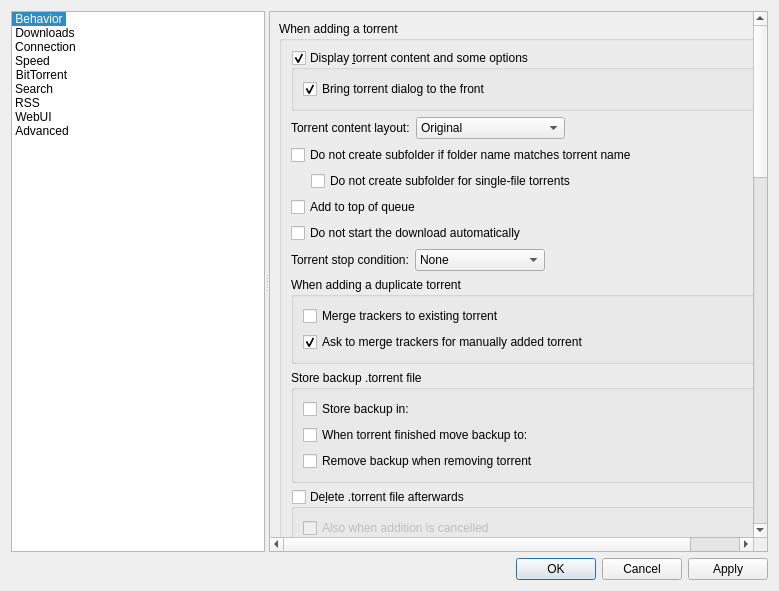
The window that src/gui/optionsdialog.ui (HASJ/qBittorrent) describes before a commit, drawn with Qt 5.
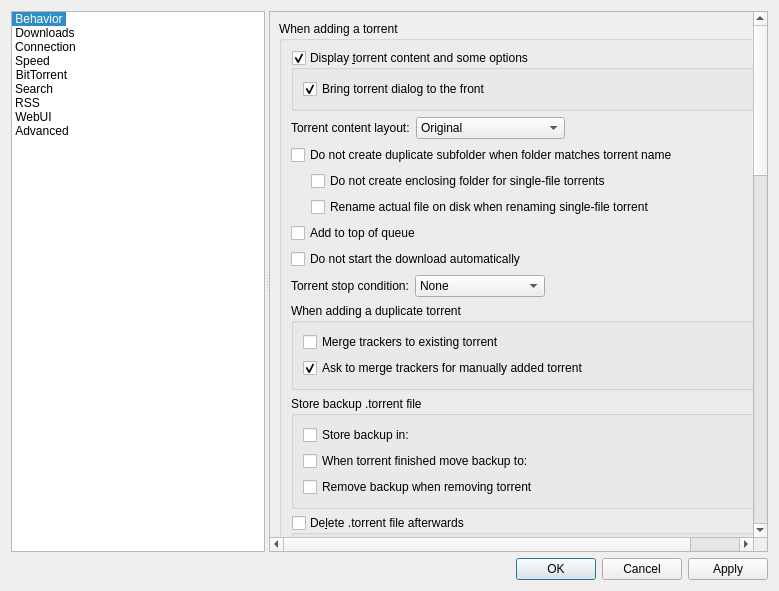
The same window after the commit. The open tabs and pages were chosen to show the change. Icons and pictures are not drawn. Custom widgets are drawn as their Qt base class.

Commit message:
Separate torrent file rename and clarify options
Clarify the descriptions and tooltips for the subfolder avoidance
options in Options, Add New Torrent, and Set Location dialogs to
better reflect their behavior.

Separate the single-file on-disk renaming behavior from the
subfolder layout settings into an independent setting
"Rename actual file on disk when renaming single-file torrent"
(RenameTorrentRenamesFile).

Diff of the .ui file:
```diff
--- a/src/gui/optionsdialog.ui
+++ b/src/gui/optionsdialog.ui
@@ -1062,7 +1062,7 @@
                   <string>When saving, moving, or renaming, prevent creating a nested subfolder if the destination folder name already matches the torrent name.</string>
                  </property>
                  <property name="text">
-                  <string>Do not create subfolder if folder name matches torrent name</string>
+                  <string>Do not create duplicate subfolder when folder matches torrent name</string>
                  </property>
                 </widget>
                </item>
@@ -1077,7 +1077,24 @@
                     <string>For torrents containing only a single file (even if enclosed in a folder), do not create a subfolder and use the file name as the torrent name.</string>
                    </property>
                    <property name="text">
-                    <string>Do not create subfolder for single-file torrents</string>
+                    <string>Do not create enclosing folder for single-file torrents</string>
+                   </property>
+                  </widget>
+                 </item>
+                </layout>
+               </item>
+               <item>
+                <layout class="QHBoxLayout" name="horizontalLayoutRenameTorrentRenamesFile">
+                 <property name="leftMargin">
+                  <number>20</number>
+                 </property>
+                 <item>
+                  <widget class="QCheckBox" name="checkRenameTorrentRenamesFile">
+                   <property name="toolTip">
+                    <string>When renaming a single-file torrent in the transfer list, also rename the physical file on disk. Similarly, renaming the file in the Content tab updates the torrent's display name.</string>
+                   </property>
+                   <property name="text">
+                    <string>Rename actual file on disk when renaming single-file torrent</string>
                    </property>
                   </widget>
                  </item>
```
Left out of the diff: 4 changed lines with no effect on the pictures. The commit also changes 7 other files.
